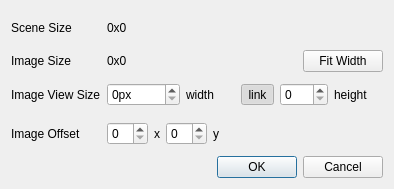
The window that background_properties_dialog.ui (uliss/patch_scene) describes before a commit, drawn with Qt 5.
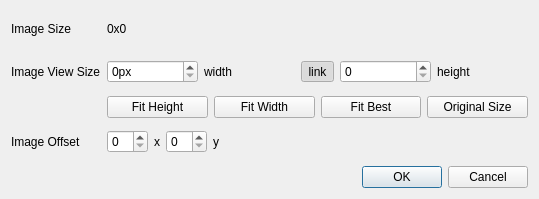
The same window after the commit. Icons and pictures are not drawn.

Commit message: background props added

```diff
--- a/background_properties_dialog.ui
+++ b/background_properties_dialog.ui
@@ -6,15 +6,122 @@
    <rect>
     <x>0</x>
     <y>0</y>
-    <width>394</width>
-    <height>189</height>
+    <width>539</width>
+    <height>199</height>
    </rect>
   </property>
   <property name="windowTitle">
    <string>Dialog</string>
   </property>
   <layout class="QGridLayout" name="gridLayout">
+   <item row="0" column="3">
+    <layout class="QHBoxLayout" name="horizontalLayout_4">
+     <item>
+      <widget class="QLabel" name="imageSize">
+       <property name="text">
+        <string>0x0</string>
+       </property>
+      </widget>
+     </item>
+     <item>
+      <spacer name="horizontalSpacer">
+       <property name="orientation">
+        <enum>Qt::Horizontal</enum>
+       </property>
+       <property name="sizeHint" stdset="0">
+        <size>
+         <width>40</width>
+         <height>20</height>
+        </size>
+       </property>
+      </spacer>
+     </item>
+    </layout>
+   </item>
+   <item row="3" column="3">
+    <layout class="QHBoxLayout" name="horizontalLayout_2">
+     <item>
+      <widget class="QSpinBox" name="imgOffsetX"/>
+     </item>
+     <item>
+      <widget class="QLabel" name="label_9">
+       <property name="text">
+        <string>x</string>
+       </property>
+      </widget>
+     </item>
+     <item>
+      <widget class="QSpinBox" name="imgOffsetY"/>
+     </item>
+     <item>
+      <widget class="QLabel" name="label_10">
+       <property name="text">
+        <string>y</string>
+       </property>
+      </widget>
+     </item>
+     <item>
+      <spacer name="horizontalSpacer_2">
+       <property name="orientation">
+        <enum>Qt::Horizontal</enum>
+       </property>
+       <property name="sizeHint" stdset="0">
+        <size>
+         <width>40</width>
+         <height>20</height>
+        </size>
+       </property>
+      </spacer>
+     </item>
+    </layout>
+   </item>
+   <item row="3" column="1">
+    <widget class="QLabel" name="offsetLabel">
+     <property name="text">
+      <string>Image Offset</string>
+     </property>
+    </widget>
+   </item>
+   <item row="1" column="1">
+    <widget class="QLabel" name="viewSizeLabel">
+     <property name="text">
+      <string>Image View Size</string>
+     </property>
+    </widget>
+   </item>
    <item row="2" column="3">
+    <layout class="QHBoxLayout" name="horizontalLayout_3">
+     <item>
+      <widget class="QPushButton" name="fitHeight">
+       <property name="text">
+        <string>Fit Height</string>
+       </property>
+      </widget>
+     </item>
+     <item>
+      <widget class="QPushButton" name="fitWidth">
+       <property name="text">
+        <string>Fit Width</string>
+       </property>
+      </widget>
+     </item>
+     <item>
+      <widget class="QPushButton" name="fitBest">
+       <property name="text">
+        <string>Fit Best</string>
+       </property>
+      </widget>
+     </item>
+     <item>
+      <widget class="QPushButton" name="originalSize">
+       <property name="text">
+        <string>Original Size</string>
+       </property>
+      </widget>
+     </item>
+    </layout>
+   </item>
+   <item row="1" column="3">
     <layout class="QHBoxLayout" name="horizontalLayout">
      <item>
       <widget class="QSpinBox" name="viewWidth">
@@ -62,72 +169,7 @@
      </item>
     </layout>
    </item>
-   <item row="3" column="3">
-    <layout class="QHBoxLayout" name="horizontalLayout_2">
-     <item>
-      <widget class="QSpinBox" name="imgOffsetX"/>
-     </item>
-     <item>
-      <widget class="QLabel" name="label_9">
-       <property name="text">
-        <string>x</string>
-       </property>
-      </widget>
-     </item>
-     <item>
-      <widget class="QSpinBox" name="imgOffsetY"/>
-     </item>
-     <item>
-      <widget class="QLabel" name="label_10">
-       <property name="text">
-        <string>y</string>
-       </property>
-      </widget>
-     </item>
-     <item>
-      <spacer name="horizontalSpacer_2">
-       <property name="orientation">
-        <enum>Qt::Horizontal</enum>
-       </property>
-       <property name="sizeHint" stdset="0">
-        <size>
-         <width>40</width>
-         <height>20</height>
-        </size>
-       </property>
-      </spacer>
-     </item>
-    </layout>
-   </item>
-   <item row="0" column="3">
-    <widget class="QLabel" name="sceneSize">
-     <property name="text">
-      <string>0x0</string>
-     </property>
-    </widget>
-   </item>
    <item row="0" column="1">
-    <widget class="QLabel" name="sceneSizeLabel">
-     <property name="text">
-      <string>Scene Size</string>
-     </property>
-    </widget>
-   </item>
-   <item row="3" column="1">
-    <widget class="QLabel" name="offsetLabel">
-     <property name="text">
-      <string>Image Offset</string>
-     </property>
-    </widget>
-   </item>
-   <item row="2" column="1">
-    <widget class="QLabel" name="viewSizeLabel">
-     <property name="text">
-      <string>Image View Size</string>
-     </property>
-    </widget>
-   </item>
-   <item row="1" column="1">
     <widget class="QLabel" name="imageSIzeLabel">
      <property name="text">
       <string>Image Size</string>
@@ -144,37 +186,6 @@
      </property>
     </widget>
    </item>
-   <item row="1" column="3">
-    <layout class="QHBoxLayout" name="horizontalLayout_4">
-     <item>
-      <widget class="QLabel" name="imageSize">
-       <property name="text">
-        <string>0x0</string>
-       </property>
-      </widget>
-     </item>
-     <item>
-      <spacer name="horizontalSpacer">
-       <property name="orientation">
-        <enum>Qt::Horizontal</enum>
-       </property>
-       <property name="sizeHint" stdset="0">
-        <size>
-         <width>40</width>
-         <height>20</height>
-        </size>
-       </property>
-      </spacer>
-     </item>
-     <item>
-      <widget class="QPushButton" name="fitWidthBtn">
-       <property name="text">
-        <string>Fit Width</string>
-       </property>
-      </widget>
-     </item>
-    </layout>
-   </item>
   </layout>
  </widget>
  <resources>
```
Left out of the diff: 2 changed lines with no effect on the pictures. The commit also changes 4 other files.
